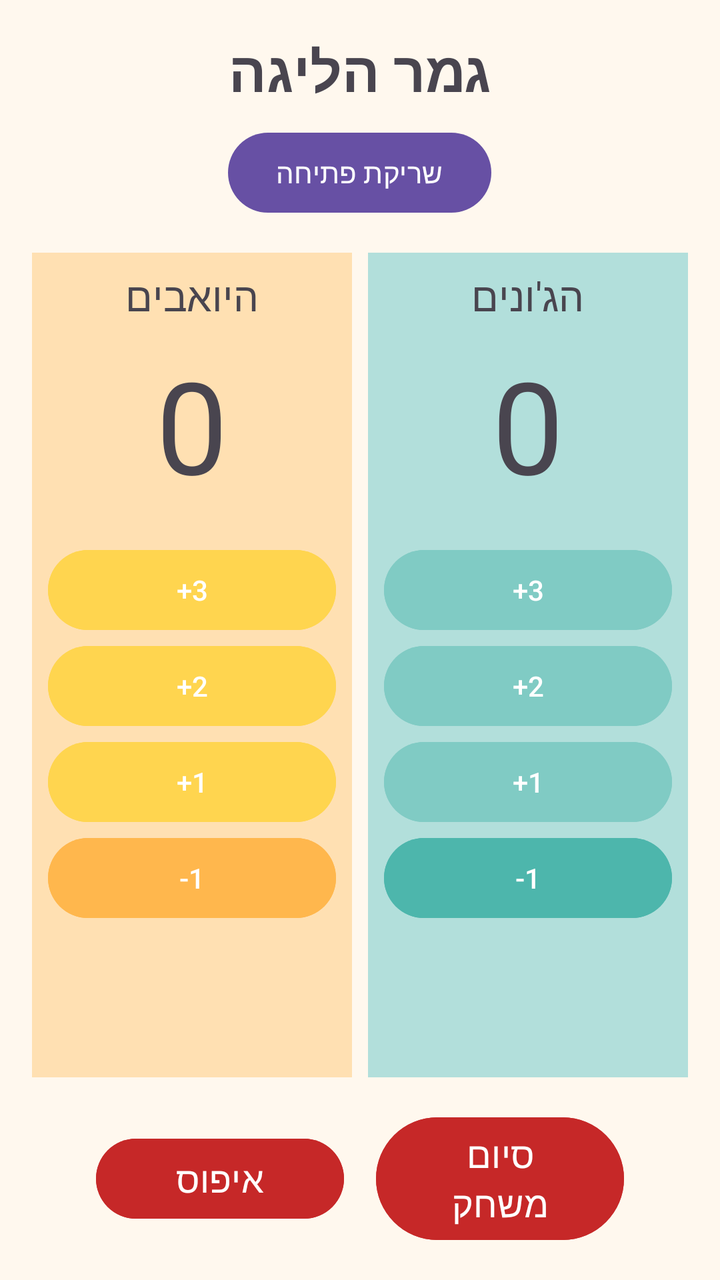
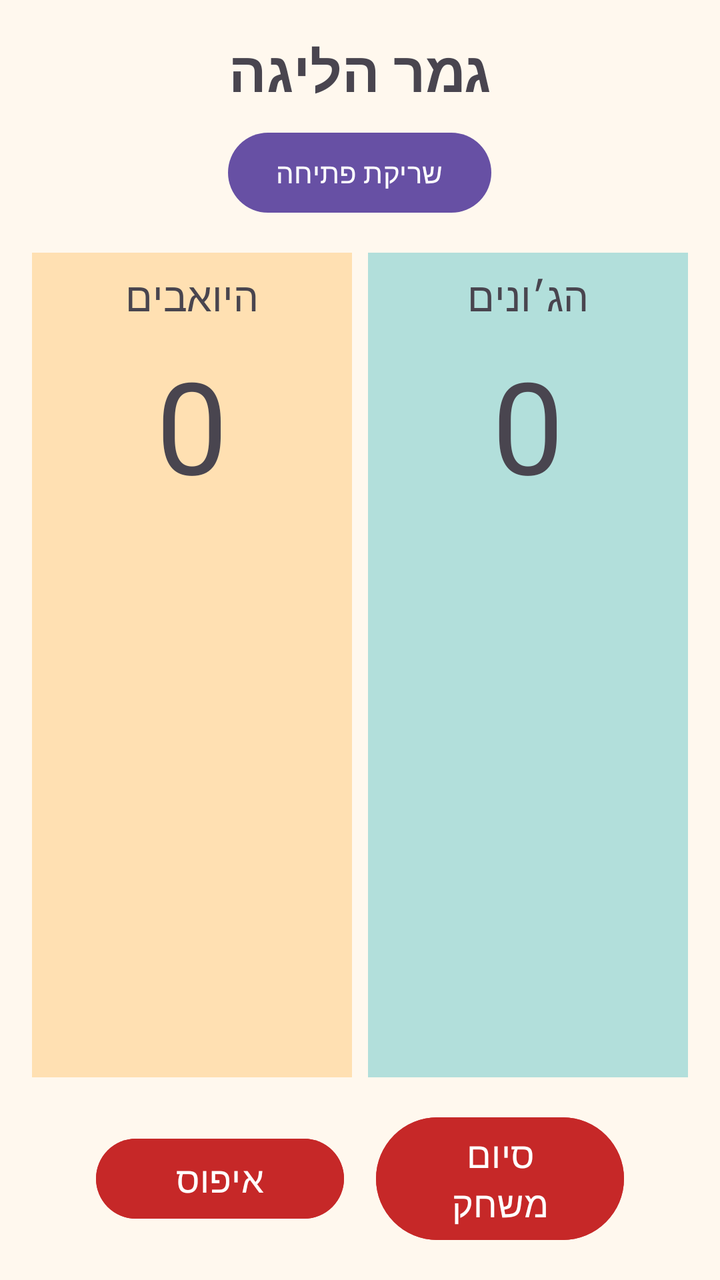

Before-and-after screenshots of an Android layout around one commit, followed by the original layout XML and the change that was made.
<!-- AndroidManifest.xml: application theme Theme.ScoreBoard -->
<!-- res/layout/activity_main.xml -->
<?xml version="1.0" encoding="utf-8"?>
<LinearLayout xmlns:android="http://schemas.android.com/apk/res/android"
    android:id="@+id/main"
    android:layout_width="match_parent"
    android:layout_height="match_parent"
    android:background="@color/screen_bg"
    android:orientation="vertical"
    android:padding="16dp">

    <TextView
        android:id="@+id/tvTitle"
        android:layout_width="match_parent"
        android:layout_height="wrap_content"
        android:gravity="center"
        android:text="גמר הליגה"
        android:textStyle="bold"
        android:textSize="28sp" />

    <Button
        android:id="@+id/btnWhistle"
        android:layout_width="wrap_content"
        android:layout_height="wrap_content"
        android:layout_gravity="center_horizontal"
        android:layout_marginTop="8dp"
        android:text="שריקת פתיחה" />
    <LinearLayout
        android:layout_width="match_parent"
        android:layout_height="0dp"
        android:layout_weight="1"
        android:layout_marginTop="16dp"
        android:orientation="horizontal">

        <LinearLayout
            android:layout_width="0dp"
            android:layout_height="match_parent"
            android:layout_weight="1"
            android:background="@color/team_a_bg"
            android:gravity="center_horizontal"
            android:orientation="vertical"
            android:padding="8dp"
            android:layout_marginEnd="8dp">
            <TextView
                android:id="@+id/tvNameA"
                android:layout_width="wrap_content"
                android:layout_height="wrap_content"
                android:text="היואבים"
                android:textSize="20sp" />

            <TextView
                android:id="@+id/tvScoreA"
                android:layout_width="wrap_content"
                android:layout_height="wrap_content"
                android:layout_marginTop="8dp"
                android:layout_marginBottom="16dp"
                android:text="0"
                android:textSize="64sp" />

            <Button
                android:id="@+id/btnA3"
                android:layout_width="match_parent"
                android:layout_height="wrap_content"
                android:backgroundTint="@color/team_a_button"
                android:text="+3" />

            <Button
                android:id="@+id/btnA2"
                android:layout_width="match_parent"
                android:layout_height="wrap_content"
                android:backgroundTint="@color/team_a_button"
                android:text="+2" />

            <Button
                android:id="@+id/btnA1"
                android:layout_width="match_parent"
                android:layout_height="wrap_content"
                android:backgroundTint="@color/team_a_button"
                android:text="+1" />

            <Button
                android:id="@+id/btnAn1"
                android:layout_width="match_parent"
                android:layout_height="wrap_content"
                android:backgroundTint="@color/team_a_button_reducer"
                android:text="-1" />
        </LinearLayout>

        <LinearLayout
            android:layout_width="0dp"
            android:layout_height="match_parent"
            android:layout_weight="1"
            android:background="@color/team_b_bg"
            android:gravity="center_horizontal"
            android:orientation="vertical"
            android:padding="8dp">

            <TextView
                android:id="@+id/tvNameB"
                android:layout_width="wrap_content"
                android:layout_height="wrap_content"
                android:text="הג'ונים"
                android:textSize="20sp" />

            <TextView
                android:id="@+id/tvScoreB"
                android:layout_width="wrap_content"
                android:layout_height="wrap_content"
                android:layout_marginTop="8dp"
                android:layout_marginBottom="16dp"
                android:text="0"
                android:textSize="64sp" />

            <Button
                android:id="@+id/btnB3"
                android:layout_width="match_parent"
                android:layout_height="wrap_content"
                android:backgroundTint="@color/team_b_button"
                android:text="+3" />

            <Button
                android:id="@+id/btnB2"
                android:layout_width="match_parent"
                android:layout_height="wrap_content"
                android:backgroundTint="@color/team_b_button"
                android:text="+2" />

            <Button
                android:id="@+id/btnB1"
                android:layout_width="match_parent"
                android:layout_height="wrap_content"
                android:backgroundTint="@color/team_b_button"
                android:text="+1" />

            <Button
                android:id="@+id/btnBn1"
                android:layout_width="match_parent"
                android:layout_height="wrap_content"
                android:backgroundTint="@color/team_b_button_reducer"
                android:text="-1" />
        </LinearLayout>

    </LinearLayout>
    <LinearLayout
        android:layout_width="match_parent"
        android:layout_height="wrap_content"
        android:layout_gravity="center_horizontal"
        android:layout_marginTop="16dp"
        android:gravity="center"
        android:backgroundTint="@color/btn_reset"
        android:paddingStart="32dp"
        android:paddingEnd="32dp"
        android:orientation="horizontal">
    <Button
        android:id="@+id/btnReset"
        android:layout_width="0dp"
        android:layout_height="wrap_content"
        android:layout_weight="1"
        android:layout_marginEnd="8dp"
        android:backgroundTint="@color/btn_reset"
        android:paddingStart="24dp"
        android:paddingEnd="24dp"
        android:text="איפוס"
        android:textColor="#FFFFFF"
        android:textSize="18sp" />
        <Button
            android:id="@+id/btnEnd"
            android:layout_width="0dp"
            android:layout_height="wrap_content"
            android:layout_weight="1"
            android:layout_marginStart="8dp"
            android:backgroundTint="@color/btn_reset"
            android:paddingStart="24dp"
            android:paddingEnd="24dp"
            android:text="סיום משחק"
            android:textColor="#FFFFFF"
            android:textSize="18sp" />
    </LinearLayout>


</LinearLayout>
<!-- resources referenced by this layout -->
<resources>
  <color name="btn_reset">#C62828</color>
  <color name="screen_bg">#FFF8EE</color>
  <color name="team_a_bg">#FFE0B2</color>
  <color name="team_a_button">#FFD54F</color>
  <color name="team_a_button_reducer">#FFB74D</color>
  <color name="team_b_bg">#B2DFDB</color>
  <color name="team_b_button">#80CBC4</color>
  <color name="team_b_button_reducer">#4DB6AC</color>
  <style name="Theme.ScoreBoard" parent="Base.Theme.ScoreBoard" />
  <style name="Base.Theme.ScoreBoard" parent="Theme.Material3.DayNight.NoActionBar">
          
          
      </style>
</resources>

<!-- the commit's change to res/layout/activity_main.xml (unified diff, before → after) -->
@@ -12,7 +12,7 @@
         android:layout_width="match_parent"
         android:layout_height="wrap_content"
         android:gravity="center"
-        android:text="גמר הליגה"
+        android:text="@string/title"
         android:textStyle="bold"
         android:textSize="28sp" />
 
@@ -22,7 +22,7 @@
         android:layout_height="wrap_content"
         android:layout_gravity="center_horizontal"
         android:layout_marginTop="8dp"
-        android:text="שריקת פתיחה" />
+        android:text="@string/btn_whistle" />
     <LinearLayout
         android:layout_width="match_parent"
         android:layout_height="0dp"
@@ -43,7 +43,7 @@
                 android:id="@+id/tvNameA"
                 android:layout_width="wrap_content"
                 android:layout_height="wrap_content"
-                android:text="היואבים"
+                android:text="@string/team_a_name"
                 android:textSize="20sp" />
 
             <TextView
@@ -52,36 +52,32 @@
                 android:layout_height="wrap_content"
                 android:layout_marginTop="8dp"
                 android:layout_marginBottom="16dp"
-                android:text="0"
+                android:text="@string/zero"
                 android:textSize="64sp" />
 
             <Button
                 android:id="@+id/btnA3"
-                android:layout_width="match_parent"
-                android:layout_height="wrap_content"
+                style="@style/ScoreButton"
                 android:backgroundTint="@color/team_a_button"
-                android:text="+3" />
+                android:text="@string/plus_3" />
 
             <Button
                 android:id="@+id/btnA2"
-                android:layout_width="match_parent"
-                android:layout_height="wrap_content"
+                style="@style/ScoreButton"
                 android:backgroundTint="@color/team_a_button"
-                android:text="+2" />
+                android:text="@string/plus_2" />
 
             <Button
                 android:id="@+id/btnA1"
-                android:layout_width="match_parent"
-                android:layout_height="wrap_content"
+                style="@style/ScoreButton"
                 android:backgroundTint="@color/team_a_button"
-                android:text="+1" />
+                android:text="@string/plus_1" />
 
             <Button
                 android:id="@+id/btnAn1"
-                android:layout_width="match_parent"
-                android:layout_height="wrap_content"
+                style="@style/ScoreButton"
                 android:backgroundTint="@color/team_a_button_reducer"
-                android:text="-1" />
+                android:text="@string/minus_1" />
         </LinearLayout>
 
         <LinearLayout
@@ -97,7 +93,7 @@
                 android:id="@+id/tvNameB"
                 android:layout_width="wrap_content"
                 android:layout_height="wrap_content"
-                android:text="הג'ונים"
+                android:text="@string/team_b_name"
                 android:textSize="20sp" />
 
             <TextView
@@ -106,36 +102,32 @@
                 android:layout_height="wrap_content"
                 android:layout_marginTop="8dp"
                 android:layout_marginBottom="16dp"
-                android:text="0"
+                android:text="@string/zero"
                 android:textSize="64sp" />
 
             <Button
                 android:id="@+id/btnB3"
-                android:layout_width="match_parent"
-                android:layout_height="wrap_content"
+                style="@style/ScoreButton"
                 android:backgroundTint="@color/team_b_button"
-                android:text="+3" />
+                android:text="@string/plus_3" />
 
             <Button
                 android:id="@+id/btnB2"
-                android:layout_width="match_parent"
-                android:layout_height="wrap_content"
+                style="@style/ScoreButton"
                 android:backgroundTint="@color/team_b_button"
-                android:text="+2" />
+                android:text="@string/plus_2" />
 
             <Button
                 android:id="@+id/btnB1"
-                android:layout_width="match_parent"
-                android:layout_height="wrap_content"
+                style="@style/ScoreButton"
                 android:backgroundTint="@color/team_b_button"
-                android:text="+1" />
+                android:text="@string/plus_1" />
 
             <Button
                 android:id="@+id/btnBn1"
-                android:layout_width="match_parent"
-                android:layout_height="wrap_content"
+                style="@style/ScoreButton"
                 android:backgroundTint="@color/team_b_button_reducer"
-                android:text="-1" />
+                android:text="@string/minus_1" />
         </LinearLayout>
 
     </LinearLayout>
@@ -158,7 +150,7 @@
         android:backgroundTint="@color/btn_reset"
         android:paddingStart="24dp"
         android:paddingEnd="24dp"
-        android:text="איפוס"
+        android:text="@string/reset"
         android:textColor="#FFFFFF"
         android:textSize="18sp" />
         <Button
@@ -170,7 +162,7 @@
             android:backgroundTint="@color/btn_reset"
             android:paddingStart="24dp"
             android:paddingEnd="24dp"
-            android:text="סיום משחק"
+            android:text="@string/end_game"
             android:textColor="#FFFFFF"
             android:textSize="18sp" />
     </LinearLayout>
<!-- resource entries referenced after the edit -->
@@ -8,6 +8,17 @@
   <color name="team_b_bg">#B2DFDB</color>
   <color name="team_b_button">#80CBC4</color>
   <color name="team_b_button_reducer">#4DB6AC</color>
+  <string name="btn_whistle">שריקת פתיחה</string>
+  <string name="end_game">סיום משחק</string>
+  <string name="minus_1">-1</string>
+  <string name="plus_1">+1</string>
+  <string name="plus_2">+2</string>
+  <string name="plus_3">+3</string>
+  <string name="reset">איפוס</string>
+  <string name="team_a_name">היואבים</string>
+  <string name="team_b_name">הג׳ונים</string>
+  <string name="title">גמר הליגה</string>
+  <string name="zero">0</string>
   <style name="Theme.ScoreBoard" parent="Base.Theme.ScoreBoard" />
   <style name="Base.Theme.ScoreBoard" parent="Theme.Material3.DayNight.NoActionBar">
           
